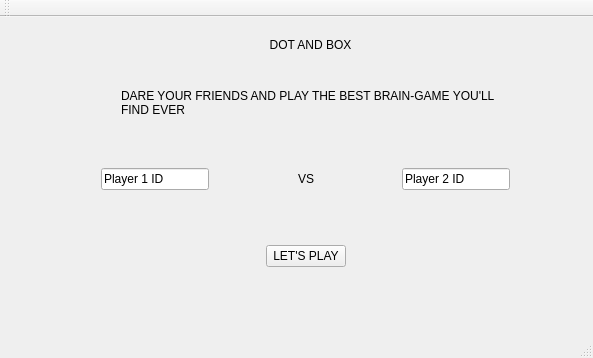
First picture: the form in 1vs1_qt/Second_version/dotandbox_1_1/mainwindow.ui, repository MarcoAlejandro/dotandbox_github, before the edit.
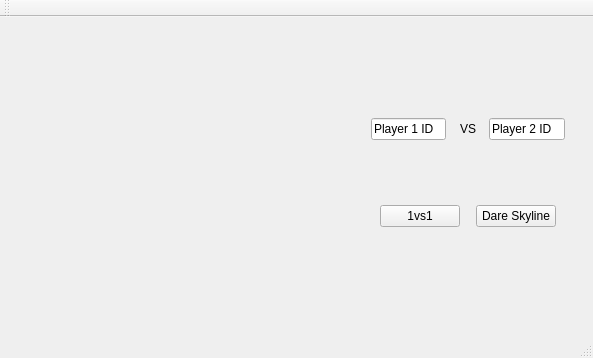
Second picture: the form after the edit. Icons and pictures are not drawn.

Commit message: OUR game is almost ready. Play it ;)!

Diff of the .ui file:
```diff
--- a/1vs1_qt/Second_version/dotandbox_1_1/mainwindow.ui
+++ b/1vs1_qt/Second_version/dotandbox_1_1/mainwindow.ui
@@ -17,61 +17,10 @@
    <widget class="QWidget" name="layoutWidget">
     <property name="geometry">
      <rect>
-      <x>110</x>
-      <y>10</y>
-      <width>401</width>
-      <height>101</height>
-     </rect>
-    </property>
-    <layout class="QVBoxLayout" name="verticalLayout">
-     <item>
-      <widget class="QLabel" name="label_3">
-       <property name="text">
-        <string>DOT AND BOX</string>
-       </property>
-       <property name="textFormat">
-        <enum>Qt::AutoText</enum>
-       </property>
-       <property name="alignment">
-        <set>Qt::AlignCenter</set>
-       </property>
-       <property name="textInteractionFlags">
-        <set>Qt::NoTextInteraction</set>
-       </property>
-      </widget>
-     </item>
-     <item>
-      <spacer name="verticalSpacer">
-       <property name="orientation">
-        <enum>Qt::Vertical</enum>
-       </property>
-       <property name="sizeHint" stdset="0">
-        <size>
-         <width>20</width>
-         <height>40</height>
-        </size>
-       </property>
-      </spacer>
-     </item>
-     <item>
-      <widget class="QLabel" name="label_2">
-       <property name="text">
-        <string>DARE YOUR FRIENDS AND PLAY THE BEST BRAIN-GAME YOU'LL FIND EVER</string>
-       </property>
-       <property name="wordWrap">
-        <bool>true</bool>
-       </property>
-      </widget>
-     </item>
-    </layout>
-   </widget>
-   <widget class="QWidget" name="layoutWidget">
-    <property name="geometry">
-     <rect>
-      <x>90</x>
-      <y>140</y>
-      <width>431</width>
-      <height>121</height>
+      <x>360</x>
+      <y>90</y>
+      <width>216</width>
+      <height>131</height>
      </rect>
     </property>
     <layout class="QVBoxLayout" name="verticalLayout_2">
@@ -160,7 +109,27 @@
        <item>
         <widget class="QPushButton" name="b_play">
          <property name="text">
-          <string>LET'S PLAY</string>
+          <string>1vs1</string>
+         </property>
+        </widget>
+       </item>
+       <item>
+        <spacer name="horizontalSpacer_5">
+         <property name="orientation">
+          <enum>Qt::Horizontal</enum>
+         </property>
+         <property name="sizeHint" stdset="0">
+          <size>
+           <width>40</width>
+           <height>20</height>
+          </size>
+         </property>
+        </spacer>
+       </item>
+       <item>
+        <widget class="QPushButton" name="b_ai_play">
+         <property name="text">
+          <string>Dare Skyline</string>
          </property>
         </widget>
        </item>
@@ -181,6 +150,25 @@
      </item>
     </layout>
    </widget>
+   <widget class="QLabel" name="l_logo">
+    <property name="geometry">
+     <rect>
+      <x>0</x>
+      <y>-4</y>
+      <width>351</width>
+      <height>301</height>
+     </rect>
+    </property>
+    <property name="text">
+     <string/>
+    </property>
+    <property name="pixmap">
+     <pixmap resource="res.qrc">:/images/images/WhatsApp Image 2016-11-30 at 11.45.59.jpeg</pixmap>
+    </property>
+    <property name="scaledContents">
+     <bool>true</bool>
+    </property>
+   </widget>
   </widget>
   <widget class="QMenuBar" name="menuBar">
    <property name="geometry">
```
Left out of the diff: 4 changed lines with no effect on the pictures. The commit also changes 14 other files.
